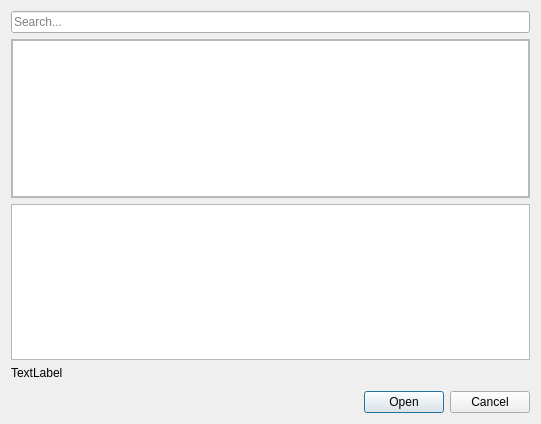
Old version of the form cc3d/player5/Plugins/ViewManagerPlugins/ui_demo_browser.ui in the repository CompuCell3D/cc3d-player5.
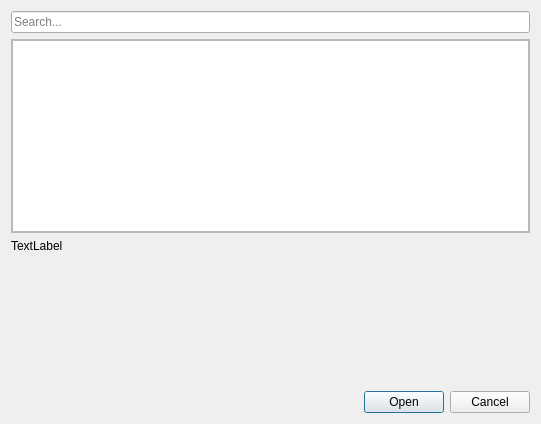
New version of the form.

Commit message: Added alphabetical sorting to Demo Browser

What changed in the file:
```diff
--- a/cc3d/player5/Plugins/ViewManagerPlugins/ui_demo_browser.ui
+++ b/cc3d/player5/Plugins/ViewManagerPlugins/ui_demo_browser.ui
@@ -37,7 +37,7 @@
           <x>0</x>
           <y>0</y>
           <width>519</width>
-          <height>150</height>
+          <height>192</height>
          </rect>
         </property>
         <layout class="QHBoxLayout" name="horizontalLayout_2">
@@ -60,9 +60,6 @@
        </widget>
       </widget>
      </item>
-     <item>
-      <widget class="QTreeView" name="demoTreeView"/>
-     </item>
      <item>
       <widget class="QLabel" name="demoDescriptionLabel">
        <property name="text">
```
The commit also changes 2 other files.
